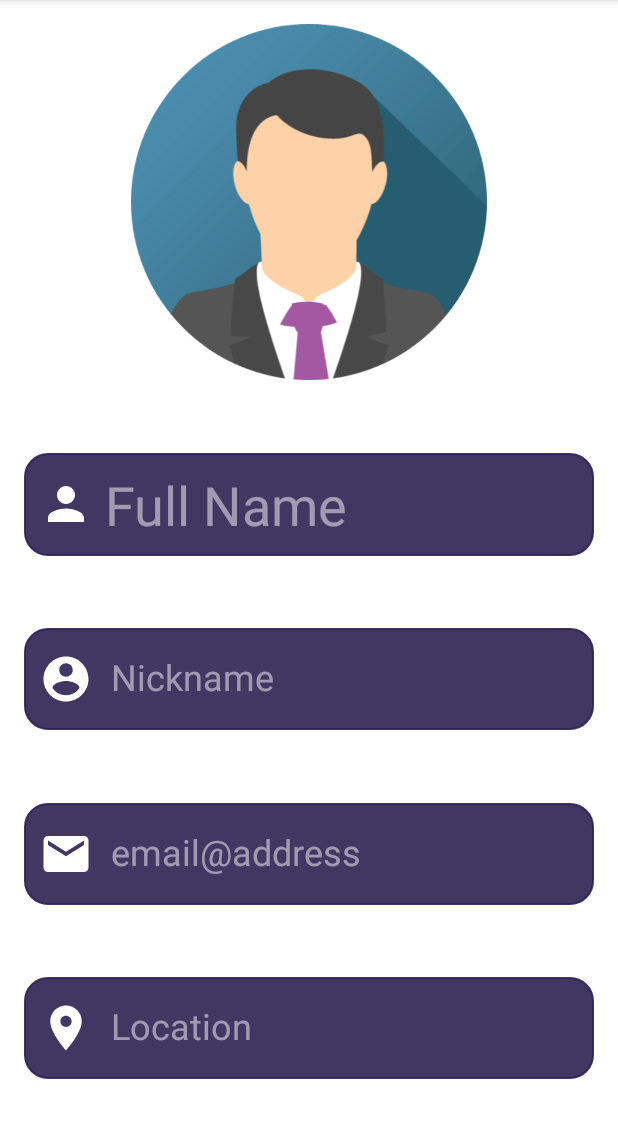
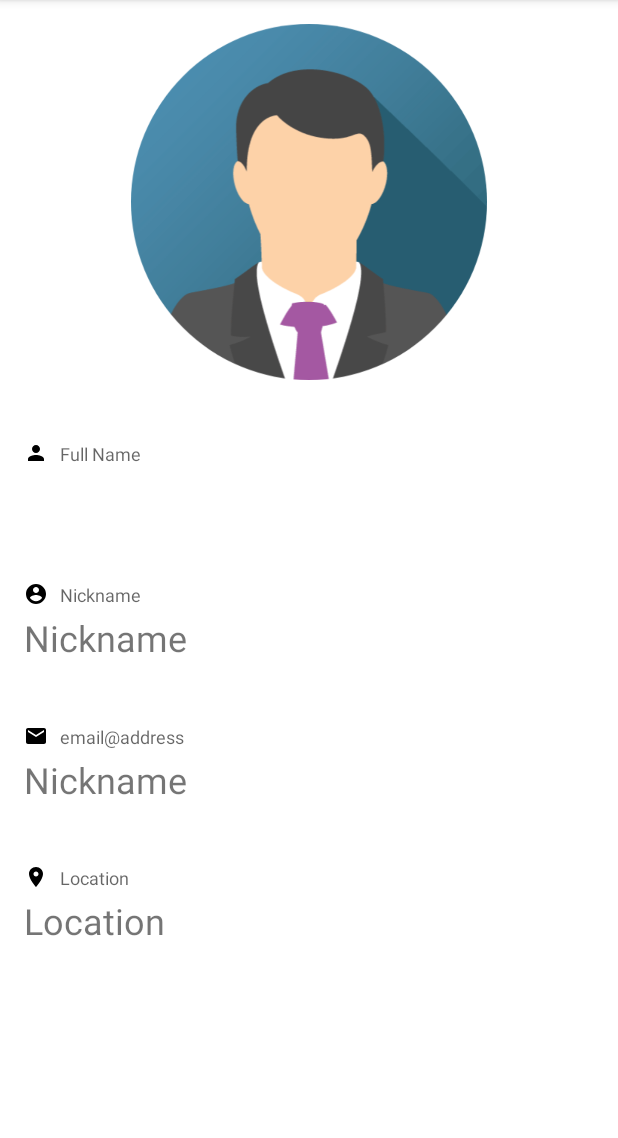
Before and after one commit to peppehermes/splinter-sell, an Android app: the fragment ShowProfile shown on its own in the app's theme, on a phone screen of 412 x 824 dp, the part 84-1222 px from its top. Run offline under Robolectric (Android 15) with nearby library versions, the phone set to English and light mode, and no system bars; 1 statement that could not run was skipped.

Commit message:
Adjusted ShowProfile views.

```diff
--- a/app/src/main/java/it/polito/mad/splintersell/ui/item_details/ItemEditFragment.kt
+++ b/app/src/main/java/it/polito/mad/splintersell/ui/item_details/ItemEditFragment.kt
@@ -488,7 +488,7 @@ class ItemEditFragment : Fragment() {
                     rootObject.accumulate("Description", description.text)
 
                 if (!price.text.isNullOrEmpty())
-                    rootObject.accumulate("Price", price.text)
+                    rootObject.accumulate("Price", price.text.toString()+" $")
 
                 if (!dropdow_sub_category.text.isNullOrEmpty())
                     rootObject.accumulate("Category", dropdow_main_category.text.toString() + ": " + dropdow_sub_category.text.toString())
--- /dev/null
+++ b/app/src/main/res/drawable/ic_account_circle_black_16dp.xml
@@ -0,0 +1,4 @@
+<vector android:height="16dp" android:viewportHeight="24.0"
+    android:viewportWidth="24.0" android:width="16dp" xmlns:android="http://schemas.android.com/apk/res/android">
+    <path android:fillColor="#FF000000" android:pathData="M12,2C6.48,2 2,6.48 2,12s4.48,10 10,10 10,-4.48 10,-10S17.52,2 12,2zM12,5c1.66,0 3,1.34 3,3s-1.34,3 -3,3 -3,-1.34 -3,-3 1.34,-3 3,-3zM12,19.2c-2.5,0 -4.71,-1.28 -6,-3.22 0.03,-1.99 4,-3.08 6,-3.08 1.99,0 5.97,1.09 6,3.08 -1.29,1.94 -3.5,3.22 -6,3.22z"/>
+</vector>
--- /dev/null
+++ b/app/src/main/res/drawable/ic_email_black_16dp.xml
@@ -0,0 +1,4 @@
+<vector android:height="16dp" android:viewportHeight="24.0"
+    android:viewportWidth="24.0" android:width="16dp" xmlns:android="http://schemas.android.com/apk/res/android">
+    <path android:fillColor="#FF000000" android:pathData="M20,4L4,4c-1.1,0 -1.99,0.9 -1.99,2L2,18c0,1.1 0.9,2 2,2h16c1.1,0 2,-0.9 2,-2L22,6c0,-1.1 -0.9,-2 -2,-2zM20,8l-8,5 -8,-5L4,6l8,5 8,-5v2z"/>
+</vector>
--- /dev/null
+++ b/app/src/main/res/drawable/ic_location_on_black_16dp.xml
@@ -0,0 +1,4 @@
+<vector android:height="16dp" android:viewportHeight="24.0"
+    android:viewportWidth="24.0" android:width="16dp" xmlns:android="http://schemas.android.com/apk/res/android">
+    <path android:fillColor="#FF000000" android:pathData="M12,2C8.13,2 5,5.13 5,9c0,5.25 7,13 7,13s7,-7.75 7,-13c0,-3.87 -3.13,-7 -7,-7zM12,11.5c-1.38,0 -2.5,-1.12 -2.5,-2.5s1.12,-2.5 2.5,-2.5 2.5,1.12 2.5,2.5 -1.12,2.5 -2.5,2.5z"/>
+</vector>
--- /dev/null
+++ b/app/src/main/res/drawable/ic_person_black_16dp.xml
@@ -0,0 +1,4 @@
+<vector android:height="16dp" android:viewportHeight="24.0"
+    android:viewportWidth="24.0" android:width="16dp" xmlns:android="http://schemas.android.com/apk/res/android">
+    <path android:fillColor="#FF000000" android:pathData="M12,12c2.21,0 4,-1.79 4,-4s-1.79,-4 -4,-4 -4,1.79 -4,4 1.79,4 4,4zM12,14c-2.67,0 -8,1.34 -8,4v2h16v-2c0,-2.66 -5.33,-4 -8,-4z"/>
+</vector>
--- a/app/src/main/res/layout-land/fragment_show_profile.xml
+++ b/app/src/main/res/layout-land/fragment_show_profile.xml
@@ -12,7 +12,7 @@
         android:layout_height="wrap_content"
         android:orientation="vertical"
         app:layout_constraintEnd_toEndOf="parent"
-        app:layout_constraintGuide_percent="0.33"
+        app:layout_constraintGuide_percent="0.3"
         app:layout_constraintStart_toStartOf="parent" />
 
     <ImageView
@@ -30,85 +30,171 @@
         app:srcCompat="@drawable/img_avatar" />
 
     <TextView
+        android:id="@+id/label_name"
+        style="@style/InputLabel"
+        android:layout_width="0dp"
+        android:layout_height="wrap_content"
+        android:layout_marginStart="32dp"
+        android:drawableStart="@drawable/ic_person_black_16dp"
+        android:drawablePadding="8dp"
+        android:text="@string/fname"
+        app:layout_constraintBottom_toTopOf="@+id/name"
+        app:layout_constraintEnd_toEndOf="parent"
+        app:layout_constraintHorizontal_bias="0.5"
+        app:layout_constraintStart_toStartOf="@+id/guideline_top" />
+
+    <TextView
         android:id="@+id/name"
         android:layout_width="0dp"
         android:layout_height="wrap_content"
-        android:layout_marginStart="8dp"
-        android:layout_marginTop="16dp"
+        android:layout_marginStart="32dp"
         android:layout_marginEnd="16dp"
-        android:drawableStart="@drawable/ic_person_white_36dp"
-        android:drawablePadding="8dp"
-        android:background="@drawable/rounded_corner"
-        android:padding="10dp"
-        android:text="@string/fname"
-        android:textColor="@color/third_grey_INACTIVE"
-        android:textSize="36sp"
+        android:textSize="24sp"
         app:autoSizeTextType="uniform"
         app:layout_constraintBottom_toTopOf="@+id/nickname"
         app:layout_constraintEnd_toEndOf="parent"
         app:layout_constraintHorizontal_bias="0.5"
         app:layout_constraintStart_toStartOf="@+id/guideline_top"
-        app:layout_constraintTop_toTopOf="parent" />
+        app:layout_constraintTop_toTopOf="parent"
+        tools:text="Full Name" />
+
+    <View
+        android:layout_width="0dp"
+        android:layout_height="1.5dp"
+        android:layout_marginStart="24dp"
+        android:layout_marginEnd="8dp"
+        android:background="@drawable/round_corners"
+        app:layout_constraintBottom_toTopOf="@+id/label_nickname"
+        app:layout_constraintEnd_toEndOf="parent"
+        app:layout_constraintStart_toEndOf="@+id/guideline_top"
+        app:layout_constraintTop_toBottomOf="@+id/name" />
+
+
+    <TextView
+        android:id="@+id/label_nickname"
+        style="@style/InputLabel"
+        android:layout_width="0dp"
+        android:layout_height="wrap_content"
+        android:layout_marginStart="32dp"
+        android:drawableStart="@drawable/ic_account_circle_black_16dp"
+        android:drawablePadding="8dp"
+        android:text="@string/nick"
+        app:layout_constraintBottom_toTopOf="@+id/nickname"
+        app:layout_constraintEnd_toEndOf="parent"
+        app:layout_constraintHorizontal_bias="0.5"
+        app:layout_constraintStart_toStartOf="@+id/guideline_top" />
 
     <TextView
         android:id="@+id/nickname"
         android:layout_width="0dp"
         android:layout_height="wrap_content"
-        android:layout_marginStart="8dp"
+        android:layout_marginStart="32dp"
         android:layout_marginEnd="16dp"
-        android:background="@drawable/rounded_corner"
-        android:drawableStart="@drawable/ic_account_circle_white_36dp"
-        android:drawablePadding="12dp"
-        android:padding="10dp"
         android:text="@string/nick"
-        android:textColor="@color/third_grey_INACTIVE"
         android:textSize="24sp"
+        app:autoSizeTextType="uniform"
         app:layout_constraintBottom_toTopOf="@+id/email"
         app:layout_constraintEnd_toEndOf="parent"
         app:layout_constraintHorizontal_bias="0.5"
         app:layout_constraintStart_toStartOf="@+id/guideline_top"
-        app:layout_constraintTop_toBottomOf="@+id/name" />
+        app:layout_constraintTop_toBottomOf="@id/name"
+        tools:text="Nickname" />
+
+    <View
+        android:layout_width="0dp"
+        android:layout_height="1.5dp"
+        android:layout_marginStart="24dp"
+        android:layout_marginEnd="8dp"
+        android:background="@drawable/round_corners"
+        app:layout_constraintBottom_toTopOf="@+id/label_email"
+        app:layout_constraintEnd_toEndOf="parent"
+        app:layout_constraintStart_toEndOf="@+id/guideline_top"
+        app:layout_constraintTop_toBottomOf="@+id/nickname" />
+
+
+    <TextView
+        android:id="@+id/label_email"
+        style="@style/InputLabel"
+        android:layout_width="0dp"
+        android:layout_height="wrap_content"
+        android:layout_marginStart="32dp"
+        android:drawableStart="@drawable/ic_email_black_16dp"
+        android:drawablePadding="8dp"
+        android:text="@string/mail"
+        app:layout_constraintBottom_toTopOf="@+id/email"
+        app:layout_constraintEnd_toEndOf="parent"
+        app:layout_constraintHorizontal_bias="0.5"
+        app:layout_constraintStart_toStartOf="@+id/guideline_top" />
 
     <TextView
         android:id="@+id/email"
         android:layout_width="0dp"
         android:layout_height="wrap_content"
-        android:layout_marginStart="8dp"
+        android:layout_marginStart="32dp"
         android:layout_marginEnd="16dp"
-        android:background="@drawable/rounded_corner"
-        android:drawableStart="@drawable/ic_email_white_36dp"
-        android:drawablePadding="12dp"
-        android:ellipsize="end"
-        android:padding="10dp"
-        android:singleLine="true"
         android:text="@string/mail"
-        android:textColor="@color/third_grey_INACTIVE"
         android:textSize="24sp"
+        app:autoSizeTextType="uniform"
         app:layout_constraintBottom_toTopOf="@+id/location"
         app:layout_constraintEnd_toEndOf="parent"
         app:layout_constraintHorizontal_bias="0.5"
         app:layout_constraintStart_toStartOf="@+id/guideline_top"
-        app:layout_constraintTop_toBottomOf="@+id/nickname" />
+        app:layout_constraintTop_toBottomOf="@id/nickname"
+        tools:text="Email" />
+
+
+    <View
+        android:layout_width="0dp"
+        android:layout_height="1.5dp"
+        android:layout_marginStart="24dp"
+        android:layout_marginEnd="8dp"
+        android:background="@drawable/round_corners"
+        app:layout_constraintBottom_toTopOf="@+id/label_location"
+        app:layout_constraintEnd_toEndOf="parent"
+        app:layout_constraintStart_toEndOf="@+id/guideline_top"
+        app:layout_constraintTop_toBottomOf="@+id/email" />
+
+    <TextView
+        android:id="@+id/label_location"
+        style="@style/InputLabel"
+        android:layout_width="0dp"
+        android:layout_height="wrap_content"
+        android:layout_marginStart="32dp"
+        android:drawableStart="@drawable/ic_location_on_black_16dp"
+        android:drawablePadding="8dp"
+        android:text="@string/location_show_profile"
+        app:layout_constraintBottom_toTopOf="@+id/location"
+        app:layout_constraintEnd_toEndOf="parent"
+        app:layout_constraintHorizontal_bias="0.5"
+        app:layout_constraintStart_toStartOf="@+id/guideline_top" />
 
     <TextView
         android:id="@+id/location"
         android:layout_width="0dp"
         android:layout_height="wrap_content"
-        android:layout_marginStart="8dp"
+        android:layout_marginStart="32dp"
         android:layout_marginEnd="16dp"
-        android:layout_marginBottom="16dp"
-        android:background="@drawable/rounded_corner"
-        android:drawableStart="@drawable/ic_location_on_white_36dp"
-        android:drawablePadding="12dp"
-        android:padding="10dp"
         android:text="@string/location_show_profile"
-        android:textColor="@color/third_grey_INACTIVE"
         android:textSize="24sp"
         app:autoSizeTextType="uniform"
         app:layout_constraintBottom_toBottomOf="parent"
         app:layout_constraintEnd_toEndOf="parent"
         app:layout_constraintHorizontal_bias="0.5"
         app:layout_constraintStart_toStartOf="@+id/guideline_top"
-        app:layout_constraintTop_toBottomOf="@+id/email" />
+        app:layout_constraintTop_toBottomOf="@id/email"
+        tools:text="Location" />
+
+    <View
+        android:layout_width="0dp"
+        android:layout_height="1.5dp"
+        android:layout_marginStart="24dp"
+        android:layout_marginEnd="8dp"
+        android:background="@drawable/round_corners"
+        app:layout_constraintBottom_toBottomOf="parent"
+        app:layout_constraintEnd_toEndOf="parent"
+        app:layout_constraintStart_toEndOf="@+id/guideline_top"
+        app:layout_constraintTop_toBottomOf="@+id/location" />
+
+
 
 </androidx.constraintlayout.widget.ConstraintLayout>
--- a/app/src/main/res/layout/fragment_show_profile.xml
+++ b/app/src/main/res/layout/fragment_show_profile.xml
@@ -5,6 +5,16 @@
     android:layout_width="match_parent"
     android:layout_height="match_parent"
     tools:context=".ui.profile_show.ShowProfile">
+
+    <androidx.constraintlayout.widget.Guideline
+        android:id="@+id/guideline_bot"
+        android:layout_width="wrap_content"
+        android:layout_height="wrap_content"
+        android:orientation="horizontal"
+        app:layout_constraintEnd_toEndOf="parent"
+        app:layout_constraintGuide_begin="0dp"
+        app:layout_constraintGuide_percent="0.9"
+        app:layout_constraintStart_toStartOf="parent" />
 
     <androidx.constraintlayout.widget.Guideline
         android:id="@+id/guideline_top"
@@ -17,19 +27,26 @@
         app:layout_constraintStart_toStartOf="parent" />
 
     <TextView
+        android:id="@+id/label_name"
+        style="@style/InputLabel"
+        android:layout_width="match_parent"
+        android:layout_height="wrap_content"
+        android:layout_marginStart="16dp"
+        android:drawableStart="@drawable/ic_person_black_16dp"
+        android:drawablePadding="8dp"
+        android:text="@string/fname"
+        app:layout_constraintBottom_toTopOf="@+id/name"
+        app:layout_constraintEnd_toEndOf="parent"
+        app:layout_constraintHorizontal_bias="0.0"
+        app:layout_constraintStart_toStartOf="parent" />
+
+    <TextView
         android:id="@+id/name"
         android:layout_width="0dp"
         android:layout_height="wrap_content"
         android:layout_marginStart="16dp"
-        android:layout_marginTop="16dp"
         android:layout_marginEnd="16dp"
-        android:background="@drawable/rounded_corner"
-        android:drawableStart="@drawable/ic_person_white_36dp"
-        android:drawablePadding="8dp"
-        android:padding="10dp"
-        android:text="@string/fname"
-        android:textColor="@color/third_grey_INACTIVE"
-        android:textSize="36sp"
+        android:textSize="24sp"
         app:autoSizeTextType="uniform"
         app:layout_constraintBottom_toTopOf="@+id/nickname"
         app:layout_constraintEnd_toEndOf="parent"
@@ -38,80 +55,141 @@
         app:layout_constraintTop_toTopOf="@+id/guideline_top"
         tools:text="Full Name" />
 
+    <View
+        android:layout_width="match_parent"
+        android:layout_height="1.5dp"
+        android:layout_marginStart="8dp"
+        android:layout_marginEnd="8dp"
+        android:background="@drawable/round_corners"
+        app:layout_constraintBottom_toTopOf="@+id/nickname"
+        app:layout_constraintEnd_toEndOf="parent"
+        app:layout_constraintStart_toStartOf="parent"
+        app:layout_constraintTop_toBottomOf="@+id/label_name" />
+
+
+    <TextView
+        android:id="@+id/label_nickname"
+        style="@style/InputLabel"
+        android:layout_width="match_parent"
+        android:layout_height="wrap_content"
+        android:layout_marginStart="16dp"
+        android:drawableStart="@drawable/ic_account_circle_black_16dp"
+        android:drawablePadding="8dp"
+        android:text="@string/nick"
+        app:layout_constraintBottom_toTopOf="@+id/nickname"
+        app:layout_constraintEnd_toEndOf="parent"
+        app:layout_constraintHorizontal_bias="0.0"
+        app:layout_constraintStart_toStartOf="parent" />
+
     <TextView
         android:id="@+id/nickname"
         android:layout_width="0dp"
         android:layout_height="wrap_content"
         android:layout_marginStart="16dp"
-        android:layout_marginTop="16dp"
         android:layout_marginEnd="16dp"
-        android:background="@drawable/rounded_corner"
-        android:drawableStart="@drawable/ic_account_circle_white_36dp"
-        android:drawablePadding="12dp"
-        android:paddingStart="10dp"
-        android:paddingTop="16dp"
-        android:paddingEnd="10dp"
-        android:paddingBottom="16dp"
         android:text="@string/nick"
-        android:textAlignment="viewStart"
-        android:textColor="@color/third_grey_INACTIVE"
         android:textSize="24sp"
+        app:autoSizeTextType="uniform"
         app:layout_constraintBottom_toTopOf="@+id/email"
         app:layout_constraintEnd_toEndOf="parent"
-        app:layout_constraintHorizontal_bias="0.5"
+        app:layout_constraintHorizontal_bias="0.0"
         app:layout_constraintStart_toStartOf="parent"
-        app:layout_constraintTop_toBottomOf="@+id/name" />
+        app:layout_constraintTop_toBottomOf="@+id/name"
+        tools:text="Nickname" />
+
+    <View
+        android:layout_width="match_parent"
+        android:layout_height="1.5dp"
+        android:layout_marginStart="8dp"
+        android:layout_marginEnd="8dp"
+        android:background="@drawable/round_corners"
+        app:layout_constraintBottom_toTopOf="@+id/email"
+        app:layout_constraintEnd_toEndOf="parent"
+        app:layout_constraintStart_toStartOf="parent"
+        app:layout_constraintTop_toBottomOf="@+id/label_nickname" />
+
+    <TextView
+        android:id="@+id/label_email"
+        style="@style/InputLabel"
+        android:layout_width="match_parent"
+        android:layout_height="wrap_content"
+        android:layout_marginStart="16dp"
+        android:drawableStart="@drawable/ic_email_black_16dp"
+        android:drawablePadding="8dp"
+        android:text="@string/mail"
+        app:layout_constraintBottom_toTopOf="@+id/email"
+        app:layout_constraintEnd_toEndOf="parent"
+        app:layout_constraintHorizontal_bias="0.0"
+        app:layout_constraintStart_toStartOf="parent" />
 
     <TextView
         android:id="@+id/email"
         android:layout_width="0dp"
         android:layout_height="wrap_content"
         android:layout_marginStart="16dp"
-        android:layout_marginTop="16dp"
         android:layout_marginEnd="16dp"
-        android:background="@drawable/rounded_corner"
-        android:drawableStart="@drawable/ic_email_white_36dp"
-        android:drawablePadding="12dp"
-        android:ellipsize="end"
-        android:paddingStart="10dp"
-        android:paddingTop="16dp"
-        android:paddingEnd="10dp"
-        android:paddingBottom="16dp"
-        android:singleLine="true"
-        android:text="@string/mail"
-        android:textAlignment="viewStart"
-        android:textColor="@color/third_grey_INACTIVE"
+        android:text="@string/nick"
         android:textSize="24sp"
+        app:autoSizeTextType="uniform"
         app:layout_constraintBottom_toTopOf="@+id/location"
         app:layout_constraintEnd_toEndOf="parent"
-        app:layout_constraintHorizontal_bias="0.5"
+        app:layout_constraintHorizontal_bias="0.0"
         app:layout_constraintStart_toStartOf="parent"
-        app:layout_constraintTop_toBottomOf="@+id/nickname" />
+        app:layout_constraintTop_toBottomOf="@+id/nickname"
+        tools:text="Email" />
+
+    <View
+        android:layout_width="match_parent"
+        android:layout_height="1.5dp"
+        android:layout_marginStart="8dp"
+        android:layout_marginEnd="8dp"
+        android:background="@drawable/round_corners"
+        app:layout_constraintBottom_toTopOf="@+id/email"
+        app:layout_constraintEnd_toEndOf="parent"
+        app:layout_constraintStart_toStartOf="parent"
+        app:layout_constraintTop_toBottomOf="@+id/label_location" />
+
+    <TextView
+        android:id="@+id/label_location"
+        style="@style/InputLabel"
+        android:layout_width="match_parent"
+        android:layout_height="wrap_content"
+        android:layout_marginStart="16dp"
+        android:drawableStart="@drawable/ic_location_on_black_16dp"
+        android:drawablePadding="8dp"
+        android:text="@string/location_show_profile"
+        app:layout_constraintBottom_toTopOf="@+id/location"
+        app:layout_constraintEnd_toEndOf="parent"
+        app:layout_constraintHorizontal_bias="0.0"
+        app:layout_constraintStart_toStartOf="parent" />
 
     <TextView
         android:id="@+id/location"
         android:layout_width="0dp"
         android:layout_height="wrap_content"
         android:layout_marginStart="16dp"
-        android:layout_marginTop="16dp"
         android:layout_marginEnd="16dp"
-        android:layout_marginBottom="16dp"
-        android:background="@drawable/rounded_corner"
-        android:drawableStart="@drawable/ic_location_on_white_36dp"
-        android:drawablePadding="12dp"
-        android:paddingStart="10dp"
-        android:paddingTop="16dp"
-        android:paddingEnd="10dp"
-        android:paddingBottom="16dp"
         android:text="@string/location_show_profile"
-        android:textAlignment="viewStart"
-        android:textColor="@color/third_grey_INACTIVE"
         android:textSize="24sp"
-        app:layout_constraintBottom_toBottomOf="parent"
+        app:autoSizeTextType="uniform"
+        app:layout_constraintBottom_toTopOf="@id/guideline_bot"
         app:layout_constraintEnd_toEndOf="parent"
-        app:layout_constraintHorizontal_bias="0.5"
+        app:layout_constraintHorizontal_bias="0.0"
         app:layout_constraintStart_toStartOf="parent"
-        app:layout_constraintTop_toBottomOf="@+id/email" />
+        app:layout_constraintTop_toBottomOf="@+id/email"
+        tools:text="Location" />
+
+    <View
+        android:layout_width="match_parent"
+        android:layout_height="1.5dp"
+        android:layout_marginStart="8dp"
+        android:layout_marginEnd="8dp"
+        android:background="@drawable/round_corners"
+        app:layout_constraintBottom_toTopOf="@+id/location"
+        app:layout_constraintEnd_toEndOf="parent"
+        app:layout_constraintStart_toStartOf="parent"
+        app:layout_constraintTop_toBottomOf="@+id/guideline_bot" />
+
 
 
     <ImageView
```
